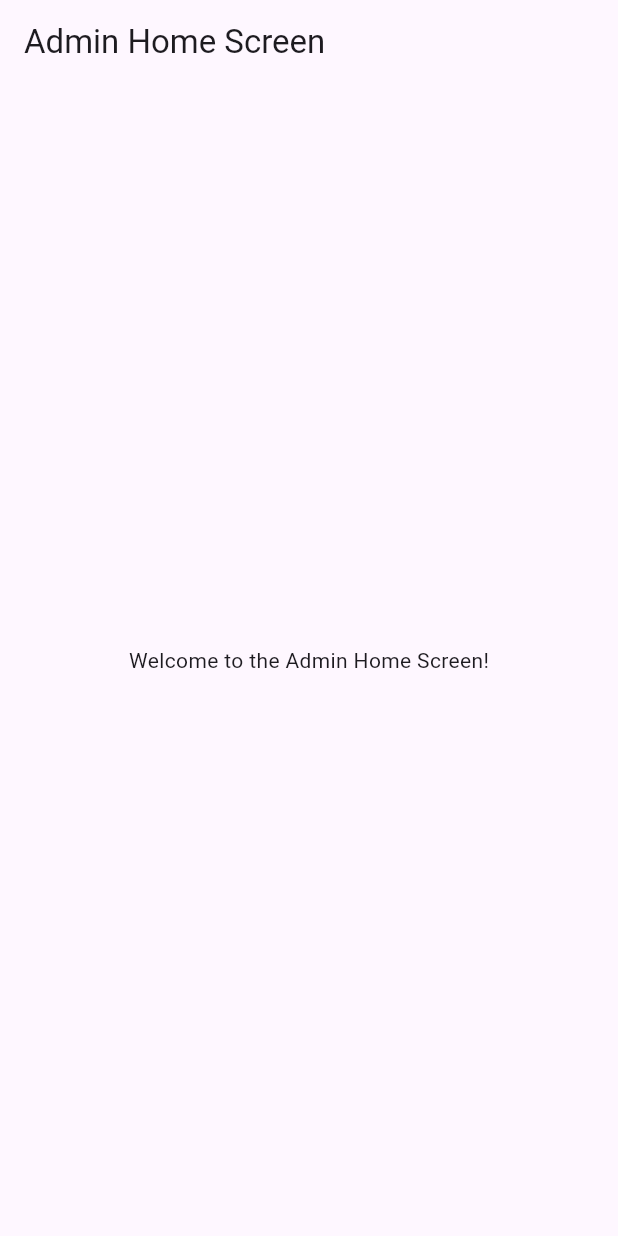
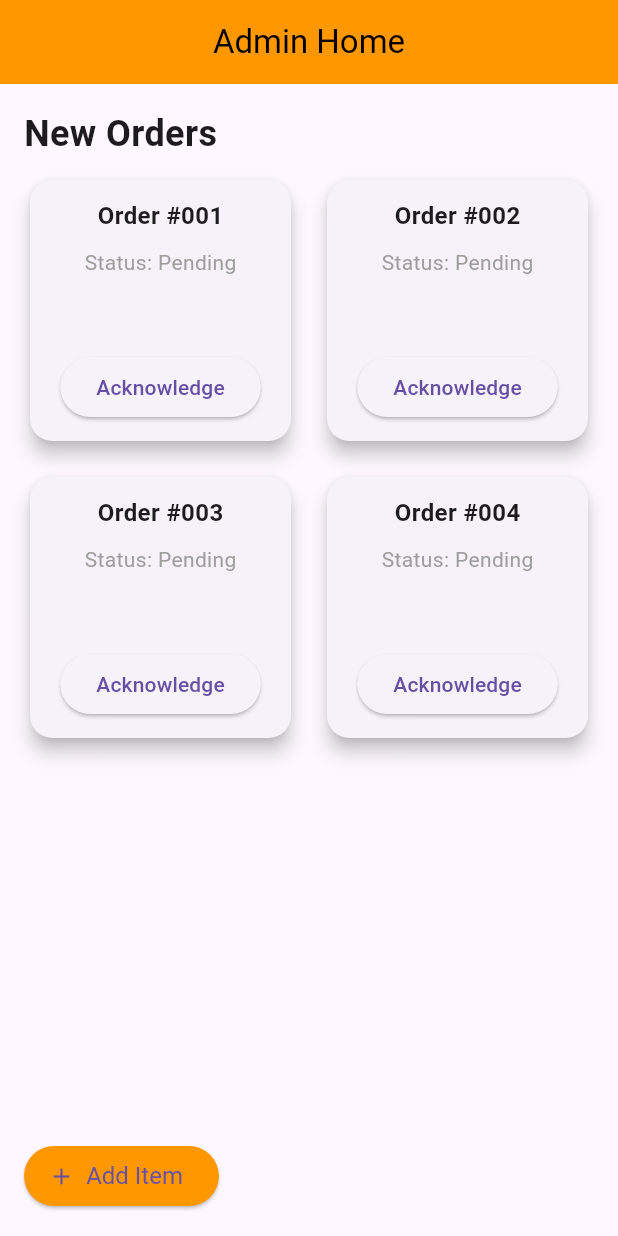
Before and after one commit to patelkiran185/G05, a Flutter app: the HomeAdminScreen screen opened directly, on a phone screen of 412 x 824 dp. Run offline on Flutter 3.47's test engine with Material 3 defaults, Android fonts, the light colour scheme and no system bars; our stand-ins replace flutter_dotenv, image_picker, shared_preferences; accounts and stored records are empty.

Commit message:
added admin home page

```diff
--- a/Frontend/lib/admin-screen/admin-homescreen.dart
+++ b/Frontend/lib/admin-screen/admin-homescreen.dart
@@ -1,15 +1,137 @@
 import 'package:flutter/material.dart';
 
+void main() {
+  runApp(MyApp());
+}
+
+class MyApp extends StatelessWidget {
+  @override
+  Widget build(BuildContext context) {
+    return MaterialApp(
+      debugShowCheckedModeBanner: false, // This disables the debug banner.
+      title: 'Admin App',
+      theme: ThemeData(primarySwatch: Colors.orange),
+      home: HomeAdminScreen(),
+    );
+  }
+}
+
 class HomeAdminScreen extends StatelessWidget {
+  final List<Map<String, dynamic>> newOrders = [
+    {'orderId': 'Order #001', 'status': 'Pending'},
+    {'orderId': 'Order #002', 'status': 'Pending'},
+    {'orderId': 'Order #003', 'status': 'Pending'},
+    {'orderId': 'Order #004', 'status': 'Pending'},
+  ];
+
+  void _acknowledgeOrder(BuildContext context, int index) {
+    ScaffoldMessenger.of(context).showSnackBar(
+      SnackBar(content: Text('${newOrders[index]['orderId']} acknowledged!')),
+    );
+  }
+
+  void _navigateToAddItemPage(BuildContext context) {
+    Navigator.push(
+      context,
+      MaterialPageRoute(builder: (context) => AddItemPage()),
+    );
+  }
+
   @override
   Widget build(BuildContext context) {
     return Scaffold(
       appBar: AppBar(
-        title: Text('Admin Home Screen'),
+        title: const Text(
+          'Admin Home',
+          style: TextStyle(color: Colors.black),
+        ),
+        centerTitle: true,
+        backgroundColor: Colors.orange,
       ),
-      body: Center(
-        child: Text('Welcome to the Admin Home Screen!'),
+      body: Padding(
+        padding: const EdgeInsets.all(16.0),
+        child: Column(
+          crossAxisAlignment: CrossAxisAlignment.start,
+          children: [
+            const Text(
+              'New Orders',
+              style: TextStyle(fontSize: 24, fontWeight: FontWeight.bold),
+            ),
+            const SizedBox(height: 10),
+            Expanded(
+              child: GridView.builder(
+                gridDelegate: const SliverGridDelegateWithFixedCrossAxisCount(
+                  crossAxisCount: 2,
+                  crossAxisSpacing: 16,
+                  mainAxisSpacing: 16,
+                  childAspectRatio: 1,
+                ),
+                itemCount: newOrders.length,
+                itemBuilder: (context, index) {
+                  final order = newOrders[index];
+                  return Card(
+                    elevation: 5,
+                    shape: RoundedRectangleBorder(
+                      borderRadius: BorderRadius.circular(15),
+                    ),
+                    child: Padding(
+                      padding: const EdgeInsets.all(12.0),
+                      child: Column(
+                        mainAxisAlignment: MainAxisAlignment.center,
+                        children: [
+                          Text(
+                            order['orderId'],
+                            style: const TextStyle(
+                              fontSize: 16,
+                              fontWeight: FontWeight.bold,
+                            ),
+                          ),
+                          const SizedBox(height: 10),
+                          Text(
+                            'Status: ${order['status']}',
+                            style: const TextStyle(color: Colors.grey),
+                          ),
+                          const Spacer(),
+                          ElevatedButton(
+                            onPressed: order['status'] == 'Pending'
+                                ? () => _acknowledgeOrder(context, index)
+                                : null,
+                            child: const Text('Acknowledge'),
+                          ),
+                        ],
+                      ),
+                    ),
+                  );
+                },
+              ),
+            ),
+            ElevatedButton.icon(
+              onPressed: () => _navigateToAddItemPage(context),
+              icon: const Icon(Icons.add),
+              label: const Text('Add Item'),
+              style: ElevatedButton.styleFrom(
+                backgroundColor: Colors.orange,
+                textStyle: const TextStyle(fontSize: 16),
+              ),
+            ),
+          ],
+        ),
       ),
     );
   }
 }
+
+// Add Item Page (Placeholder)
+class AddItemPage extends StatelessWidget {
+  @override
+  Widget build(BuildContext context) {
+    return Scaffold(
+      appBar: AppBar(
+        title: Text('Add Item'),
+      ),
+      body: Center(
+        child: Text('Add Item Page Content Here'),
+      ),
+    );
+  }
+}
```
